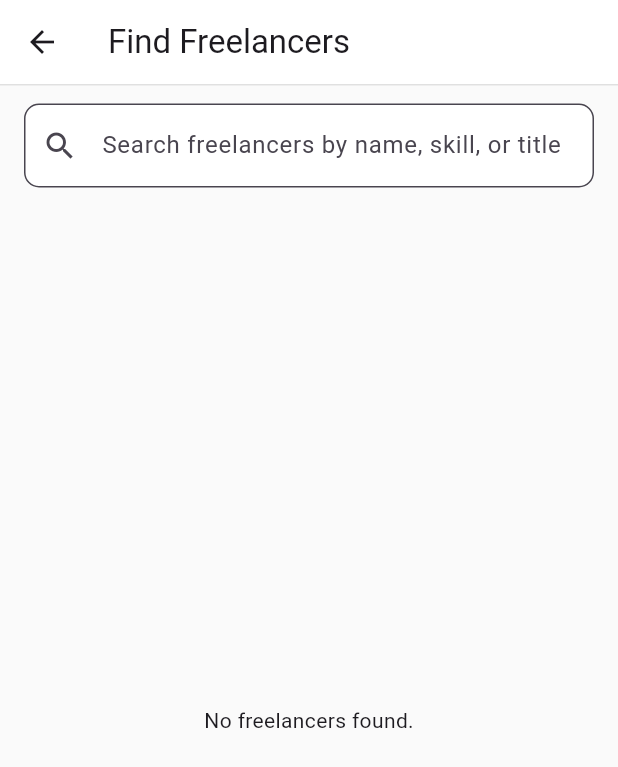
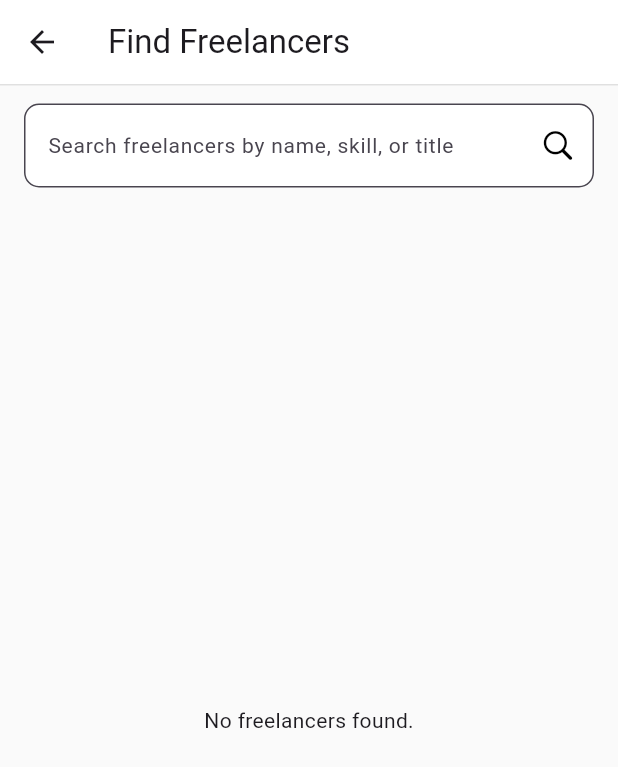
Before and after one commit to Sairusses/ManPower, a Flutter app: the Talents screen opened directly, on a phone screen of 412 x 824 dp. Shown: the top 767 px of the screen. Run offline on Flutter 3.47's test engine with Material 3 defaults, Android fonts, the phone set to English and light mode, and no system bars; our stand-ins replace cloud_firestore, device_preview, firebase_auth, firebase_core, fl_chart, fluttertoast; accounts and stored records are empty; generated files the repository leaves out were written again.

Commit message:
ui revamp

```diff
--- a/lib/mobile/client/projects/create_project.dart
+++ b/lib/mobile/client/projects/create_project.dart
@@ -211,11 +211,13 @@ class PageOne extends StatelessWidget {
           const Text("A clear title helps attract the right talent."),
           const SizedBox(height: 12),
           TextField(
+            cursorColor: Colors.blue,
             controller: titleController,
             decoration: const InputDecoration(
               labelText: 'Project Title',
-              border: OutlineInputBorder(),
-              focusColor: Colors.blue
+              labelStyle: TextStyle(color: Colors.black),
+              border: OutlineInputBorder(borderSide: BorderSide(color: Colors.black54)),
+              focusedBorder: OutlineInputBorder(borderSide: BorderSide(color: Colors.black)),
             ),
           ),
           const SizedBox(height: 20),
--- a/lib/mobile/client/talents.dart
+++ b/lib/mobile/client/talents.dart
@@ -1,4 +1,5 @@
 import 'package:cloud_firestore/cloud_firestore.dart';
+import 'package:flutter/cupertino.dart';
 import 'package:flutter/material.dart';
 
 class Talents extends StatefulWidget {
@@ -31,17 +32,18 @@ class _TalentsState extends State<Talents> {
           Padding(
             padding: const EdgeInsets.symmetric(horizontal: 16, vertical: 12),
             child: TextField(
+              cursorColor: Colors.blue,
               controller: _searchController,
               onChanged: (value) => setState(() => searchQuery = value.trim().toLowerCase()),
               decoration: InputDecoration(
                 hintText: 'Search freelancers by name, skill, or title',
-                prefixIcon: const Icon(Icons.search),
+                hintStyle: TextStyle(fontSize: 14),
+                suffixIcon: Icon(CupertinoIcons.search, color: Colors.black,),
                 filled: true,
                 fillColor: Colors.white,
-                contentPadding: const EdgeInsets.symmetric(vertical: 16),
                 border: OutlineInputBorder(borderRadius: BorderRadius.circular(10)),
                 focusedBorder: OutlineInputBorder(
-                  borderSide: const BorderSide(color: Colors.blue),
+                  borderSide: const BorderSide(color: Colors.black),
                   borderRadius: BorderRadius.circular(10),
                 ),
               ),
@@ -74,10 +76,8 @@ class _TalentsState extends State<Talents> {
                   return const Center(child: Text("No freelancers found."));
                 }
 
-                return ListView.separated(
-                  padding: const EdgeInsets.symmetric(horizontal: 16, vertical: 8),
+                return ListView.builder(
                   itemCount: filteredFreelancers.length,
-                  separatorBuilder: (_, __) => const SizedBox(height: 12),
                   itemBuilder: (context, index) {
                     final data = filteredFreelancers[index].data() as Map<String, dynamic>;
                     final name = data['username']?.toString().trim().isNotEmpty == true
@@ -115,7 +115,7 @@ class _TalentsState extends State<Talents> {
     return Container(
       decoration: BoxDecoration(
         color: Colors.white,
-        borderRadius: BorderRadius.circular(12),
+        borderRadius: BorderRadius.circular(0),
         border: Border.all(color: Colors.grey, width: .5),
       ),
       padding: const EdgeInsets.all(16),
--- a/lib/onboarding_screen.dart
+++ b/lib/onboarding_screen.dart
@@ -29,6 +29,7 @@ class _OnboardingScreenState extends State<OnboardingScreen> {
   @override
   Widget build(BuildContext context) {
     return Scaffold(
+      backgroundColor: Colors.white,
       body: Column(
         children: [
           const SizedBox(height: 80),
```
Also changed, not shown: lib/mobile/client/projects/projects.dart (+86 -12 lines).
